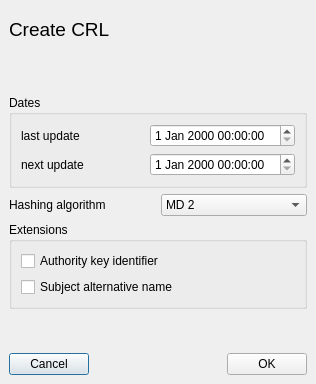
chris2511/xca, file ui/NewCrl.ui: the form before one commit.
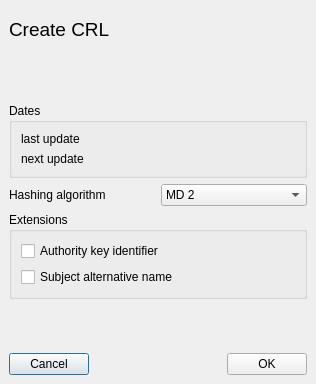
The form after the commit. Custom widgets are drawn as their Qt base class.

```diff
--- a/ui/NewCrl.ui
+++ b/ui/NewCrl.ui
@@ -119,10 +119,10 @@
        </widget>
       </item>
       <item row="0" column="1" >
-       <widget class="Validity" name="lastUpdate" />
+       <widget class="Validity" native="1" name="lastUpdate" />
       </item>
       <item row="1" column="1" >
-       <widget class="Validity" name="nextUpdate" />
+       <widget class="Validity" native="1" name="nextUpdate" />
       </item>
      </layout>
     </widget>
@@ -247,7 +247,7 @@
  <customwidgets>
   <customwidget>
    <class>Validity</class>
-   <extends>QDateTimeEdit</extends>
+   <extends>QWidget</extends>
    <header>widgets/validity.h</header>
   </customwidget>
  </customwidgets>
```
Left out of the diff: 8 changed lines with no effect on the pictures.
